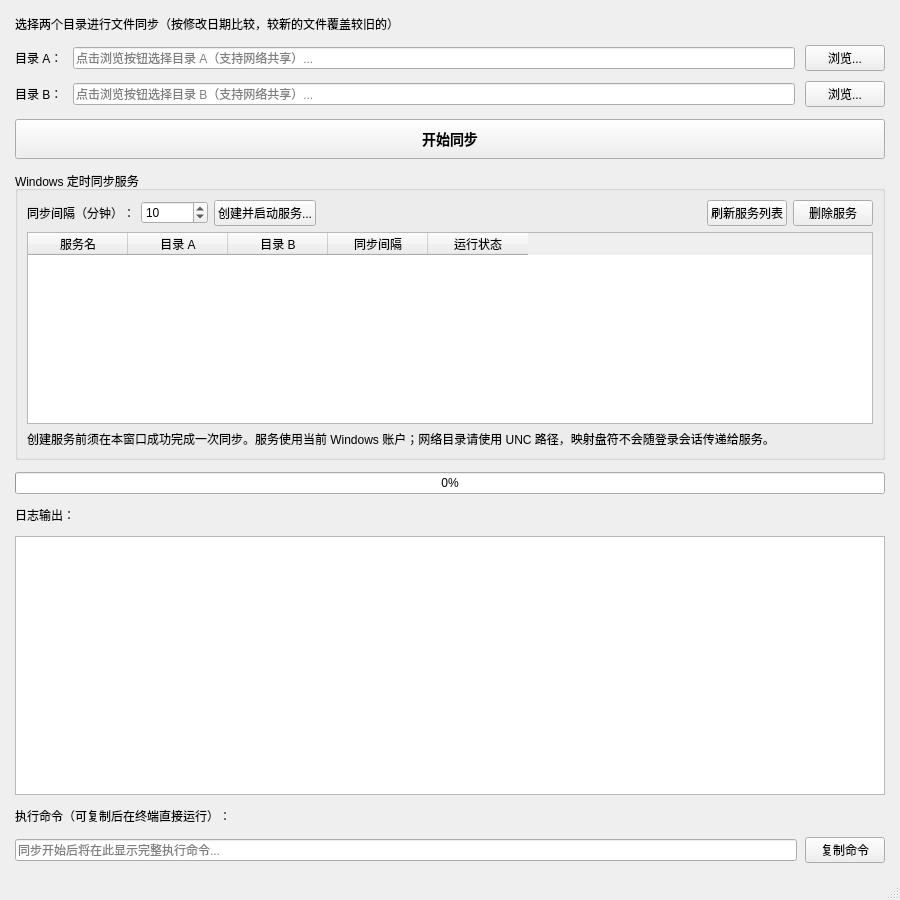
Above: main_window.ui from weng3998home/FolderSync before the change. Below: the same form after it.
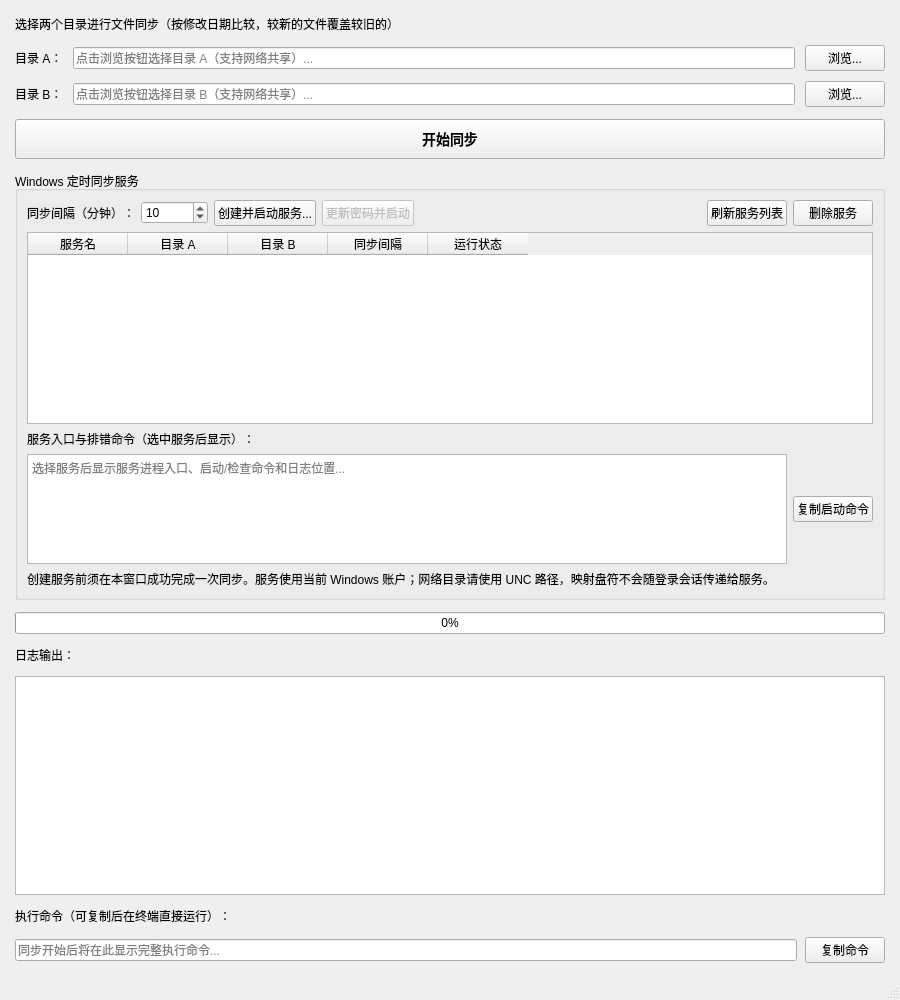
That is the form after the change.

Patch:
```diff
--- a/main_window.ui
+++ b/main_window.ui
@@ -7,7 +7,7 @@
     <x>0</x>
     <y>0</y>
     <width>900</width>
-    <height>900</height>
+    <height>1000</height>
    </rect>
   </property>
   <property name="windowTitle">
@@ -146,6 +146,16 @@
            </property>
           </widget>
          </item>
+          <item>
+           <widget class="QPushButton" name="btn_start_service">
+            <property name="text">
+             <string>更新密码并启动</string>
+            </property>
+            <property name="enabled">
+             <bool>false</bool>
+            </property>
+           </widget>
+          </item>
          <item>
           <spacer name="service_controls_spacer">
            <property name="orientation">
@@ -219,6 +229,40 @@
          </column>
         </widget>
        </item>
+       <item>
+        <widget class="QLabel" name="label_service_command">
+         <property name="text">
+          <string>服务入口与排错命令（选中服务后显示）：</string>
+         </property>
+        </widget>
+       </item>
+       <item>
+        <layout class="QHBoxLayout" name="service_command_layout">
+         <item>
+          <widget class="QPlainTextEdit" name="service_command_output">
+           <property name="maximumSize">
+            <size>
+             <width>16777215</width>
+             <height>110</height>
+            </size>
+           </property>
+           <property name="readOnly">
+            <bool>true</bool>
+           </property>
+           <property name="placeholderText">
+            <string>选择服务后显示服务进程入口、启动/检查命令和日志位置...</string>
+           </property>
+          </widget>
+         </item>
+         <item>
+          <widget class="QPushButton" name="btn_copy_service_command">
+           <property name="text">
+            <string>复制启动命令</string>
+           </property>
+          </widget>
+         </item>
+        </layout>
+       </item>
        <item>
         <widget class="QLabel" name="label_service_note">
          <property name="wordWrap">
```
